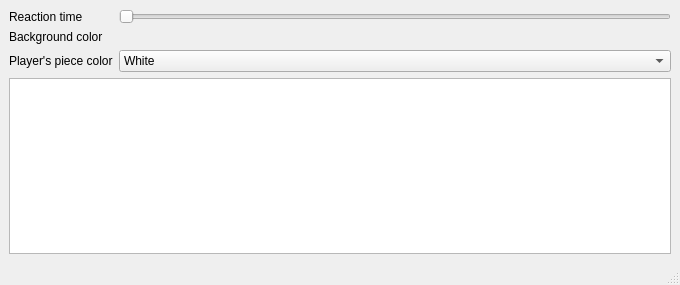
Above: settingswindow.ui from casmonido/Qt-RoyalGameOfUr before the change. Below: the same form after it.
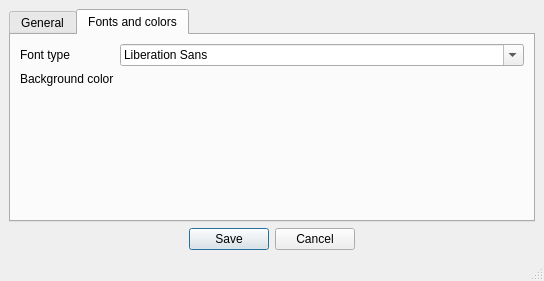
That is the form after the change. The open tabs and pages were chosen to show the change.

Commit message: settings window look

Patch:
```diff
--- a/settingswindow.ui
+++ b/settingswindow.ui
@@ -6,8 +6,8 @@
    <rect>
     <x>0</x>
     <y>0</y>
-    <width>680</width>
-    <height>285</height>
+    <width>544</width>
+    <height>281</height>
    </rect>
   </property>
   <property name="windowTitle">
@@ -16,11 +16,21 @@
   <widget class="QWidget" name="centralwidget">
    <layout class="QVBoxLayout" name="verticalLayout">
     <item>
+     <widget class="QTabWidget" name="tabWidget">
+      <property name="currentIndex">
+       <number>0</number>
+      </property>
+      <widget class="QWidget" name="tab">
+       <attribute name="title">
+        <string>General</string>
+       </attribute>
+       <layout class="QGridLayout" name="gridLayout">
+        <item row="0" column="0">
      <layout class="QFormLayout" name="formLayout">
       <item row="0" column="0">
        <widget class="QLabel" name="label">
         <property name="text">
-         <string>Reaction time</string>
+             <string>Single-move time</string>
         </property>
        </widget>
       </item>
@@ -34,18 +44,11 @@
       <item row="1" column="0">
        <widget class="QLabel" name="label_2">
         <property name="text">
-         <string>Background color</string>
+             <string>Player's pieces color</string>
         </property>
        </widget>
       </item>
-      <item row="2" column="0">
-       <widget class="QLabel" name="label_3">
-        <property name="text">
-         <string>Player's piece color</string>
-        </property>
-       </widget>
-      </item>
-      <item row="2" column="1">
+          <item row="1" column="1">
        <widget class="QComboBox" name="comboBox">
         <item>
          <property name="text">
@@ -59,10 +62,52 @@
         </item>
        </widget>
       </item>
-      <item row="3" column="0" colspan="2">
-       <widget class="QGraphicsView" name="graphicsView"/>
-      </item>
-     </layout>
+         </layout>
+        </item>
+       </layout>
+      </widget>
+      <widget class="QWidget" name="tab_2">
+       <attribute name="title">
+        <string>Fonts and colors</string>
+       </attribute>
+       <layout class="QGridLayout" name="gridLayout_2">
+        <item row="0" column="0">
+         <layout class="QFormLayout" name="formLayout_2">
+          <item row="0" column="0">
+           <widget class="QLabel" name="label_3">
+            <property name="text">
+             <string>Font type</string>
+            </property>
+           </widget>
+          </item>
+          <item row="0" column="1">
+           <widget class="QFontComboBox" name="fontComboBox"/>
+          </item>
+          <item row="1" column="0">
+           <widget class="QLabel" name="label_4">
+            <property name="text">
+             <string>Background color</string>
+            </property>
+           </widget>
+          </item>
+         </layout>
+        </item>
+       </layout>
+      </widget>
+     </widget>
+    </item>
+    <item>
+     <widget class="QDialogButtonBox" name="buttonBox">
+      <property name="orientation">
+       <enum>Qt::Horizontal</enum>
+      </property>
+      <property name="standardButtons">
+       <set>QDialogButtonBox::Cancel|QDialogButtonBox::Save</set>
+      </property>
+      <property name="centerButtons">
+       <bool>true</bool>
+      </property>
+     </widget>
     </item>
    </layout>
   </widget>
```
Left out of the diff: 2 changed lines with no effect on the pictures. Lines whose indentation alone changed are shown as unchanged. The commit also changes 4 other files.
